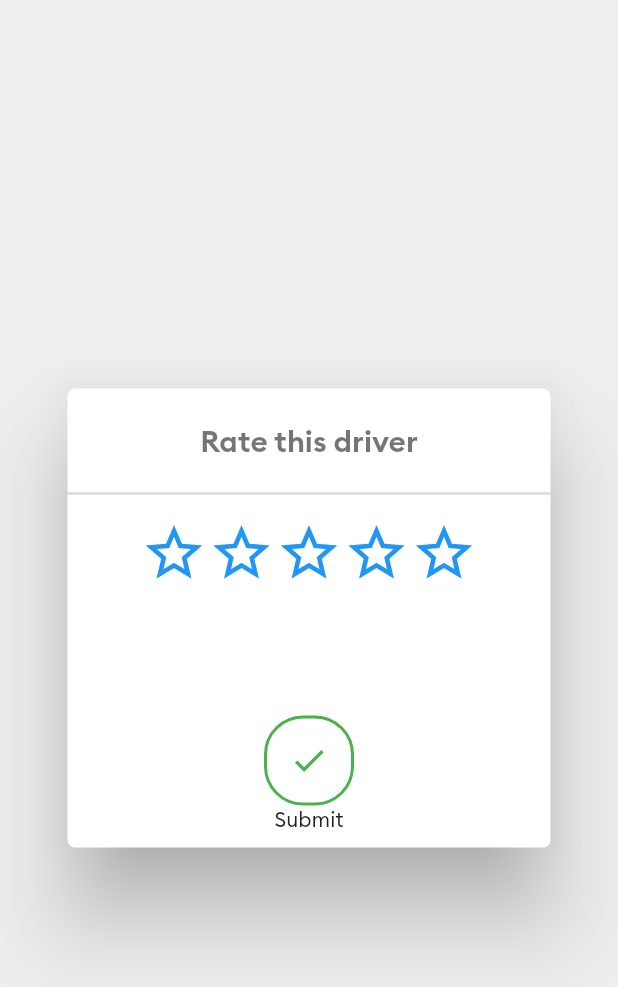
After one commit to MimiBoo/Wasseli, a Flutter app: the RatingScreen screen opened directly, on a phone screen of 412 x 824 dp. The commit adds this screen. Shown: the top 987 px of the screen. Run offline on Flutter 3.47's test engine with Material 2 defaults, Android fonts, the phone set to English and light mode, and no system bars; drawn by our look-alikes of smooth_star_rating; our stand-ins replace animated_text_kit, firebase_auth, firebase_core, firebase_database, fluttertoast, font_awesome_flutter and 2 more; missing offline and left inert: flutter_geofire, flutter_polyline_points; accounts and stored records are empty.

Commit message:
added driver rating

```diff
--- /dev/null
+++ b/lib/Screens/rating.dart
@@ -0,0 +1,139 @@
+import 'package:firebase_database/firebase_database.dart';
+import 'package:flutter/material.dart';
+import 'package:smooth_star_rating/smooth_star_rating.dart';
+import 'package:wasseli/config.dart';
+
+class RatingScreen extends StatefulWidget {
+  final String driverId;
+
+  const RatingScreen({this.driverId});
+
+  @override
+  _RatingScreenState createState() => _RatingScreenState();
+}
+
+class _RatingScreenState extends State<RatingScreen> {
+  @override
+  Widget build(BuildContext context) {
+    return Scaffold(
+      backgroundColor: Colors.grey[200],
+      body: Dialog(
+        shape: RoundedRectangleBorder(borderRadius: BorderRadius.circular(12)),
+        backgroundColor: Colors.transparent,
+        child: Container(
+          margin: EdgeInsets.all(5),
+          width: double.infinity,
+          decoration: BoxDecoration(
+            color: Colors.white,
+            borderRadius: BorderRadius.circular(5),
+          ),
+          child: Column(
+            mainAxisSize: MainAxisSize.min,
+            children: [
+              SizedBox(height: 22),
+              Text(
+                'Rate this driver',
+                style: TextStyle(fontSize: 20, fontFamily: 'Brand-Bold', color: Colors.black54),
+              ),
+              SizedBox(height: 22),
+              Divider(height: 2, thickness: 2),
+              SizedBox(height: 16),
+              SmoothStarRating(
+                rating: starCounter,
+                color: Colors.green,
+                allowHalfRating: false,
+                starCount: 5,
+                size: 45,
+                onRated: (double value) {
+                  starCounter = value;
+
+                  switch (starCounter.round()) {
+                    case 1:
+                      setState(() {
+                        title = 'Very Bad';
+                      });
+                      break;
+                    case 2:
+                      setState(() {
+                        title = 'Bad';
+                      });
+                      break;
+                    case 3:
+                      setState(() {
+                        title = 'Good';
+                      });
+                      break;
+                    case 4:
+                      setState(() {
+                        title = 'Very Good';
+                      });
+                      break;
+                    case 5:
+                      setState(() {
+                        title = 'Excellent';
+                      });
+                      break;
+                    default:
+                  }
+                },
+              ),
+              SizedBox(height: 14),
+              Text(
+                title,
+                style: TextStyle(fontSize: 55.0, fontFamily: "Signatra", color: Colors.green),
+              ),
+              SizedBox(height: 14),
+              Padding(
+                padding: const EdgeInsets.only(left: 20, right: 20, bottom: 10),
+                child: Column(
+                  mainAxisAlignment: MainAxisAlignment.start,
+                  children: [
+                    Padding(
+                      padding: EdgeInsets.symmetric(horizontal: 16),
+                      child: GestureDetector(
+                        onTap: () {
+                          DatabaseReference driverRatingRef = FirebaseDatabase.instance.reference().child('drivers').child(widget.driverId).child('ratings');
+                          driverRatingRef.once().then((DataSnapshot snap) {
+                            if (snap.value != null) {
+                              double oldRating = snap.value;
+                              double avgRating = (oldRating + starCounter) / 2;
+                              driverRatingRef.set(avgRating);
+                            } else {
+                              driverRatingRef.set(starCounter);
+                            }
+                          });
+                          Navigator.pop(context);
+                        },
+                        child: Container(
+                          height: 60,
+                          width: 60,
+                          decoration: BoxDecoration(
+                            color: Colors.white,
+                            borderRadius: BorderRadius.circular(26),
+                            border: Border.all(width: 2, color: Colors.green[500]),
+                          ),
+                          child: Icon(
+                            Icons.check,
+                            color: Colors.green[500],
+                            size: 26,
+                          ),
+                        ),
+                      ),
+                    ),
+                    Container(
+                      child: Text(
+                        'Submit',
+                        textAlign: TextAlign.center,
+                        style: TextStyle(fontSize: 14.0, fontFamily: "Brand-Regular"),
+                      ),
+                    ),
+                  ],
+                ),
+              ),
+            ],
+          ),
+        ),
+      ),
+    );
+  }
+}
--- a/lib/config.dart
+++ b/lib/config.dart
@@ -18,3 +18,6 @@ String driverStatus = 'Driver is coming';
 String carDetails = '';
 String driverName = '';
 String driverPhone = '';
+
+double starCounter = 0;
+String title = '';
--- a/pubspec.yaml
+++ b/pubspec.yaml
@@ -44,6 +44,7 @@ dependencies:
   provider: ^4.3.2+2
   url_launcher: ^5.7.10
   shared_preferences: ^0.5.12+4
+  smooth_star_rating: ^1.1.1
   #
   font_awesome_flutter: ^8.10.0
   animated_text_kit: ^2.5.4
```
Also changed, not shown: lib/Screens/home.dart (+15 -1 lines), pubspec.lock.
